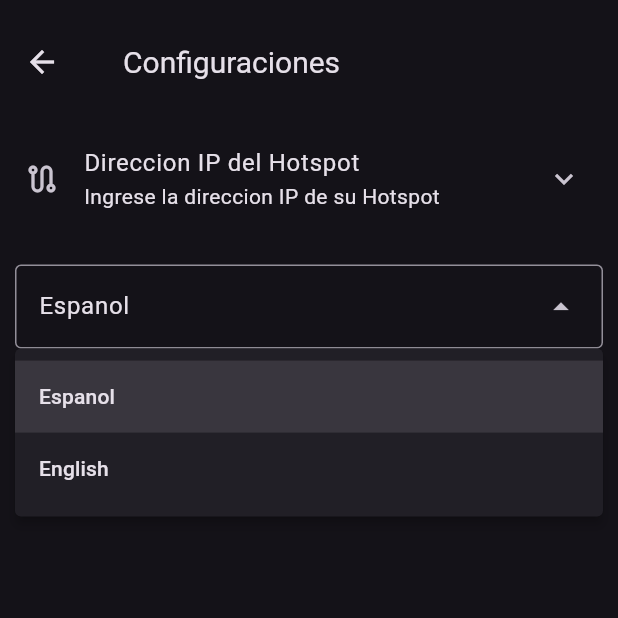
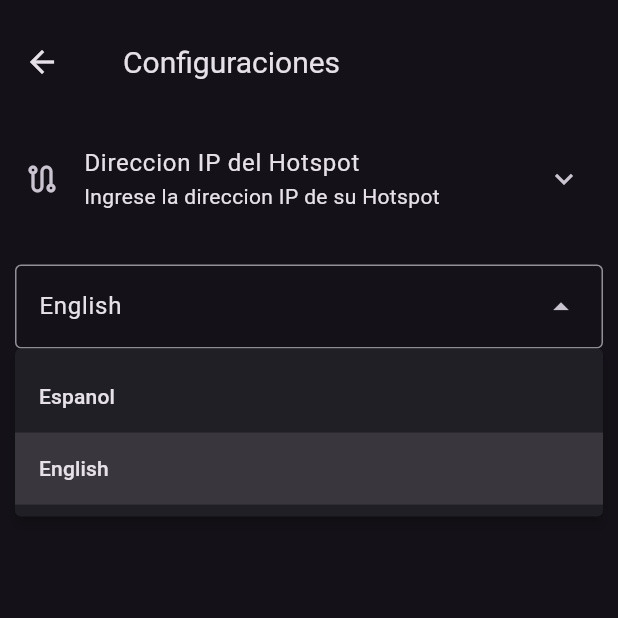
Before and after one commit to code-ventage/ia-final-project-front, a Flutter app: the ConfigurationsPage screen opened by its route, after a tap on "Espanol", on a phone screen of 412 x 824 dp, the top half of it. Run offline on Flutter 3.47's test engine with Material 3 defaults, Android fonts, the phone set to English and light mode, and no system bars; our stand-ins replace bloc, dio, easy_localization, equatable, flutter_bloc, gap and 2 more.

Commit message:
feat: some additions on the translation feature

```diff
--- a/assets/translations/en-US.json
+++ b/assets/translations/en-US.json
@@ -11,5 +11,6 @@
   "translation_configuration_title": "English",
   "translation_configuration_subtitle": "Translation settings",
   "spanish_language": "Espanol",
-  "english_language": "English"
+  "english_language": "English",
+  "current_language": "English"
 }
--- a/assets/translations/es-ES.json
+++ b/assets/translations/es-ES.json
@@ -11,5 +11,6 @@
   "translation_configuration_title": "Espanol",
   "translation_configuration_subtitle": "Configuraciones de traduccion",
   "spanish_language": "Espanol",
-  "english_language": "English"
+  "english_language": "English",
+  "current_languaje": "Espanol"
 }
--- a/lib/number_translator/presentation/bloc/configurations/configurations_cubit.dart
+++ b/lib/number_translator/presentation/bloc/configurations/configurations_cubit.dart
@@ -1,4 +1,5 @@
 import 'package:bloc/bloc.dart';
+import 'package:easy_localization/easy_localization.dart';
 import 'package:equatable/equatable.dart';
 import 'package:flutter/cupertino.dart';
 import 'package:ia_final_project_front/config/config_data/configuration_data.dart';
@@ -7,7 +8,9 @@ import 'package:ia_final_project_front/config/service_locator/service_locator.da
 part 'configurations_state.dart';
 
 class ConfigurationsCubit extends Cubit<ConfigurationsState> {
-  ConfigurationsCubit() : super(const ConfigurationsInitial());
+  ConfigurationsCubit() : super(const ConfigurationsInitial()){
+    currentLanguage = tr("current_language");
+  }
 
   TextEditingController controller = TextEditingController();
   String currentLanguage = 'Espanol';
--- a/lib/number_translator/presentation/bloc/translation/number_translator_cubit.dart
+++ b/lib/number_translator/presentation/bloc/translation/number_translator_cubit.dart
@@ -12,7 +12,9 @@ import 'package:ia_final_project_front/number_translator/domain/use_cases/number
 part 'number_translator_state.dart';
 
 class NumberTranslatorCubit extends Cubit<NumberTranslatorState> {
-  NumberTranslatorCubit() : super(const NumberTranslatorInitial());
+  NumberTranslatorCubit() : super(const NumberTranslatorInitial()){
+   translatedNumberController.text = tr('insert_a_valid_number_to_translate');
+  }
   final String translation = "";
   final TextEditingController numberToTranslateController = TextEditingController();
   final TextEditingController translatedNumberController = TextEditingController();
--- a/lib/number_translator/presentation/pages/configurations/configurations_page.dart
+++ b/lib/number_translator/presentation/pages/configurations/configurations_page.dart
@@ -37,7 +37,7 @@ class ConfigurationsPage extends StatelessWidget {
           Padding(
             padding: const EdgeInsets.symmetric(horizontal: 10.0),
             child: DropdownMenu(
-              enableFilter: true,
+              enableSearch: true,
               controller: TextEditingController(text: cubit.currentLanguage == 'Espanol' ? tr('spanish_language') : tr('english_language')),
               width: MediaQuery.of(context).size.width - 20,
               dropdownMenuEntries: [
--- a/lib/number_translator/presentation/pages/translation/number_translator_page.dart
+++ b/lib/number_translator/presentation/pages/translation/number_translator_page.dart
@@ -24,10 +24,11 @@ class NumberTranslatorPage extends StatelessWidget {
       },
       listener: (context, state) {
         context.setLocale((state as ConfigurationsInitial).isSpanishLanguaje ? context.supportedLocales.first : context.supportedLocales.last);
+        serviceLocator.get<ConfigurationsCubit>().currentLanguage = context.locale == context.supportedLocales.first ? tr('spanish_language') : tr
+          ('english_language');
       },
       builder: (context, state) {
-        serviceLocator.get<ConfigurationsCubit>().currentLanguage = context.locale == context.supportedLocales.first ? tr('spanish_language') : tr
-          ('english_language');
+        serviceLocator.get<NumberTranslatorCubit>().validateNumberToTranslate();
         return Scaffold(
           appBar: AppBar(
             title: Padding(
```
